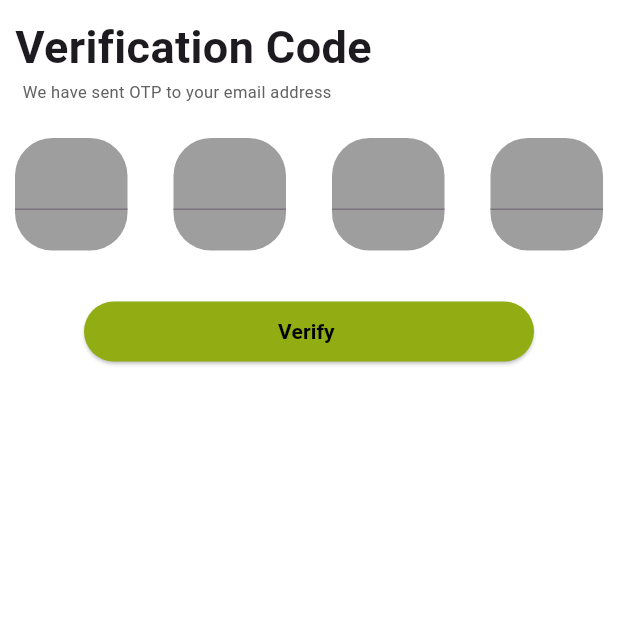
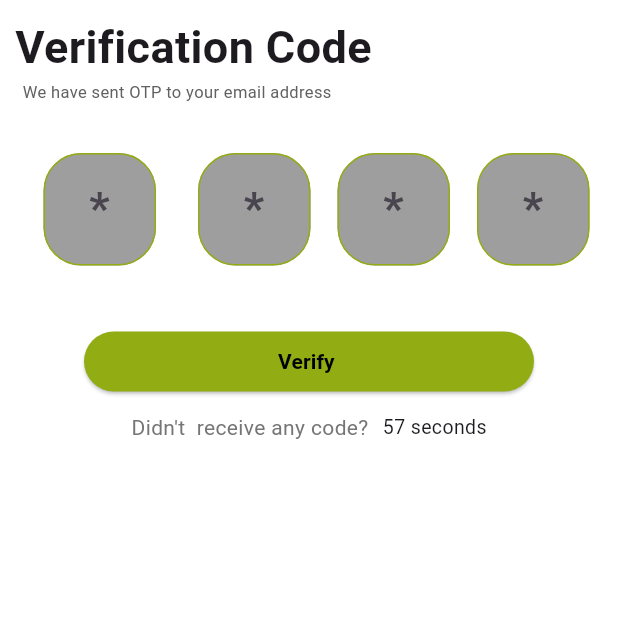
Before and after one commit to admin123KK/goodproject, a Flutter app: the VerifictionPage screen opened by its route, after a tap on "Verify", on a phone screen of 412 x 824 dp, the top half of it. Run offline on Flutter 3.47's test engine with Material 3 defaults, Android fonts, the phone set to English and light mode, and no system bars.

Commit message:
sucess in the otp timer

```diff
--- a/lib/signup_page.dart
+++ b/lib/signup_page.dart
@@ -15,6 +15,7 @@ class _SignUpState extends State<SignUp> {
   final _nameController = TextEditingController();
   final _paswordController = TextEditingController();
   bool passToggle = true;
+
 
   @override
   Widget build(BuildContext context) {
--- a/lib/verifcation_page.dart
+++ b/lib/verifcation_page.dart
@@ -1,3 +1,5 @@
+import 'dart:async';
+
 import 'package:flutter/material.dart';
 import 'package:flutter/services.dart';
 
@@ -10,6 +12,43 @@ class VerifictionPage extends StatefulWidget {
 
 class _VerifictionPageState extends State<VerifictionPage> {
   final _formKey = GlobalKey<FormState>();
+  int _counter = 60;
+  late Timer _timer;
+  bool _timerActive = true;
+
+  @override
+  void initState() {
+    super.initState();
+    startTimer();
+  }
+
+  void startTimer() {
+    _timer = Timer.periodic(Duration(seconds: 1), (timer) {
+      setState(() {
+        if (_counter > 0) {
+          _counter--;
+        } else {
+          _timer.cancel();
+          _timerActive = false;
+        }
+      });
+    });
+  }
+
+  void resetTimer() {
+    setState(() {
+      _counter = 30;
+      _timerActive = true;
+    });
+    startTimer();
+  }
+
+  @override
+  void dispose() {
+    _timer.cancel();
+    super.dispose();
+  }
+
   @override
   Widget build(BuildContext context) {
     return Scaffold(
@@ -43,12 +82,28 @@ class _VerifictionPageState extends State<VerifictionPage> {
                   height: 23,
                 ),
                 Row(
-                  mainAxisAlignment: MainAxisAlignment.spaceBetween,
+                  mainAxisAlignment: MainAxisAlignment.spaceAround,
                   children: [
-                    Container(
+                    Padding(
+                      padding: const EdgeInsets.all(10.0),
+                      child: Container(
                         height: 75,
                         width: 75,
-                      child: TextField(
+                        child: TextFormField(
+                          decoration: InputDecoration(
+                              hintText: '*',
+                              hintStyle: TextStyle(fontSize: 30),
+                              enabledBorder: OutlineInputBorder(
+                                borderSide: BorderSide(
+                                  color: Color(0xFF91AD13),
+                                ),
+                                borderRadius: BorderRadius.circular(25),
+                              ),
+                              focusedBorder: OutlineInputBorder(
+                                  borderRadius: BorderRadius.circular(
+                                    25,
+                                  ),
+                                  borderSide: BorderSide(color: Colors.black))),
                           onChanged: (value) {
                             if (value.length == 1) {
                               FocusScope.of(context).nextFocus();
@@ -67,10 +122,25 @@ class _VerifictionPageState extends State<VerifictionPage> {
                             color: Colors.grey[500],
                             borderRadius: BorderRadius.circular(25)),
                       ),
+                    ),
                     Container(
                       height: 75,
                       width: 75,
                       child: TextField(
+                        decoration: InputDecoration(
+                            hintText: '*',
+                            hintStyle: TextStyle(fontSize: 30),
+                            enabledBorder: OutlineInputBorder(
+                              borderSide: BorderSide(
+                                color: Color(0xFF91AD13),
+                              ),
+                              borderRadius: BorderRadius.circular(25),
+                            ),
+                            focusedBorder: OutlineInputBorder(
+                                borderRadius: BorderRadius.circular(
+                                  25,
+                                ),
+                                borderSide: BorderSide(color: Colors.black))),
                         onChanged: (value) {
                           if (value.length == 1) {
                             FocusScope.of(context).nextFocus();
@@ -95,6 +165,18 @@ class _VerifictionPageState extends State<VerifictionPage> {
                       height: 75,
                       width: 75,
                       child: TextField(
+                        decoration: InputDecoration(
+                            hintText: '*',
+                            hintStyle: TextStyle(fontSize: 30),
+                            enabledBorder: OutlineInputBorder(
+                              borderSide: BorderSide(color: Color(0xFF91AD13)),
+                              borderRadius: BorderRadius.circular(25),
+                            ),
+                            focusedBorder: OutlineInputBorder(
+                                borderRadius: BorderRadius.circular(
+                                  25,
+                                ),
+                                borderSide: BorderSide(color: Colors.black))),
                         onChanged: (value) {
                           if (value.length == 1) {
                             FocusScope.of(context).nextFocus();
@@ -119,6 +201,20 @@ class _VerifictionPageState extends State<VerifictionPage> {
                       height: 75,
                       width: 75,
                       child: TextField(
+                        decoration: InputDecoration(
+                            hintText: '*',
+                            hintStyle: TextStyle(fontSize: 30),
+                            enabledBorder: OutlineInputBorder(
+                              borderSide: BorderSide(
+                                color: Color(0xFF91AD13),
+                              ),
+                              borderRadius: BorderRadius.circular(24),
+                            ),
+                            focusedBorder: OutlineInputBorder(
+                                borderRadius: BorderRadius.circular(
+                                  25,
+                                ),
+                                borderSide: BorderSide(color: Colors.black))),
                         onChanged: (value) {
                           if (value.length == 1) {
                             FocusScope.of(context).enclosingScope;
@@ -154,7 +250,50 @@ class _VerifictionPageState extends State<VerifictionPage> {
                           color: Colors.black, fontWeight: FontWeight.bold),
                     ),
                   ),
+                ),
+                const SizedBox(
+                  height: 10,
+                ),
+                Row(
+                  mainAxisAlignment: MainAxisAlignment.center,
+                  children: [
+                    Container(
+                      child: Text(
+                        "Didn't  receive any code?",
+                        style: TextStyle(color: Colors.grey[600]),
+                      ),
+                    ),
+                    SizedBox(
+                      width: 6,
+                    ),
+                    _counter > 0
+                        ? Text(
+                            ' $_counter seconds',
+                            style: TextStyle(fontSize: 13),
                           )
+                        : GestureDetector(
+                            onTap: () {
+                              resetTimer();
+                            },
+                            child: Text(
+                              'Resend code',
+                              style: TextStyle(
+                                fontSize: 16,
+                                color: Color(0xFF91AD13),
+                              ),
+                            ),
+                          )
+                    // Container(
+                    //   child: TextButton(
+                    //     onPressed: () {},
+                    //     child: Text(
+                    //       'Resend New ',
+                    //       style: TextStyle(color: Color(0xFF91AD13)),
+                    //     ),
+                    //   ),
+                    // ),
+                  ],
+                ),
               ],
             ),
           ),
```
Lines whose indentation alone changed are shown as unchanged.
